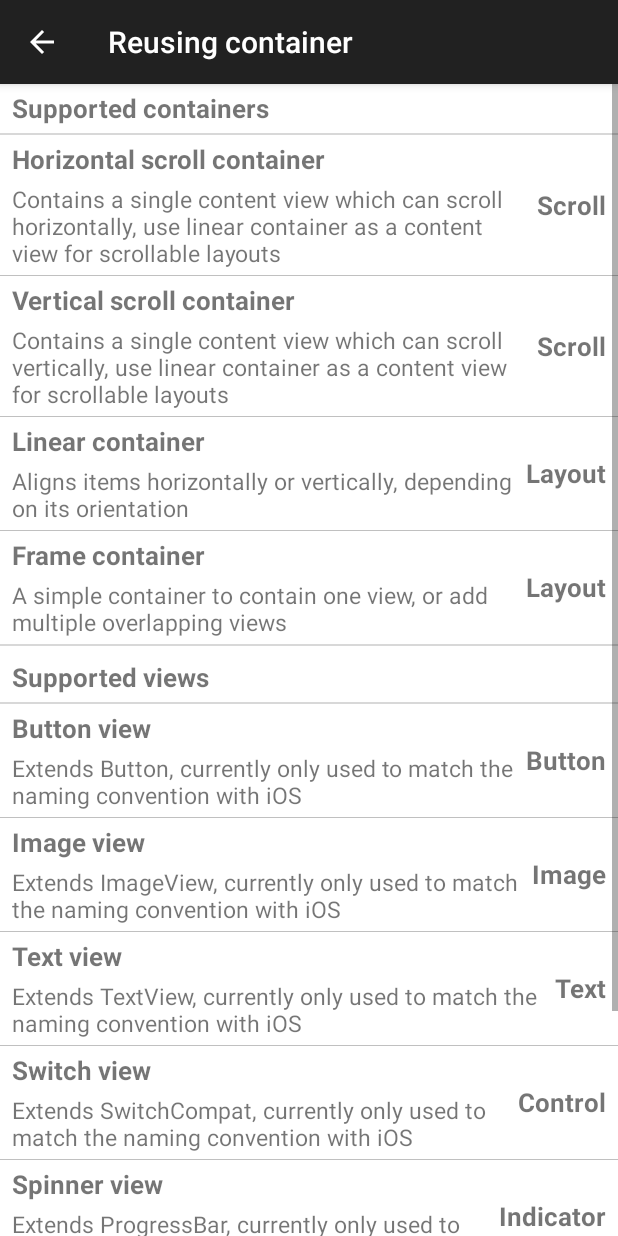
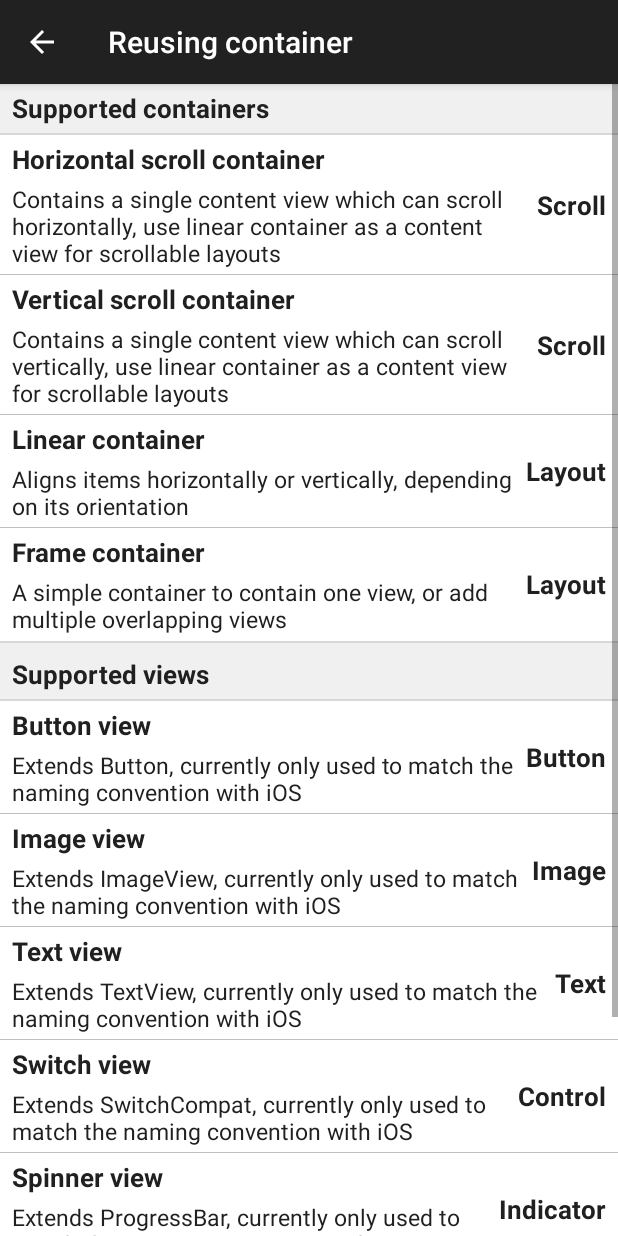
Before and after one commit to crescentflare/UniLayout, an Android app: the ReusingContainerActivity screen opened directly, with no data from a screen before it, on a phone screen of 412 x 824 dp. Run offline under Robolectric (Android 15) with nearby library versions, the phone set to English and light mode, and no system bars.

Commit message:
Polished sample a bit

```diff
--- a/UniLayoutAndroid/UniLayoutExample/src/main/java/com/crescentflare/unilayoutexample/reusingcontainer/ReusingContainerAdapter.java
+++ b/UniLayoutAndroid/UniLayoutExample/src/main/java/com/crescentflare/unilayoutexample/reusingcontainer/ReusingContainerAdapter.java
@@ -117,7 +117,6 @@ public class ReusingContainerAdapter extends UniReusingContainer.Adapter
                 ((ItemView)view).setTitle(item.getTitle());
                 ((ItemView)view).setAdditional(item.getAdditional());
                 ((ItemView)view).setValue(item.getValue());
-                ((ItemView)view).showDivider(nextItem != null && nextItem.getType() == ReusableItem.Type.Item);
                 container.getDividerView().setVisibility(nextItem == null || nextItem.getType() != ReusableItem.Type.Item ? View.GONE : View.VISIBLE);
                 break;
         }
--- a/UniLayoutAndroid/UniLayoutExample/src/main/java/com/crescentflare/unilayoutexample/reusingcontainer/views/ItemView.java
+++ b/UniLayoutAndroid/UniLayoutExample/src/main/java/com/crescentflare/unilayoutexample/reusingcontainer/views/ItemView.java
@@ -39,7 +39,6 @@ public class ItemView extends UniLinearContainer
         titleView = (TextView)findViewById(R.id.view_item_title);
         additionalView = (TextView)findViewById(R.id.view_item_additional);
         valueView = (TextView)findViewById(R.id.view_item_value);
-        divider = findViewById(R.id.view_item_divider);
     }
 
     @Override
@@ -71,9 +70,4 @@ public class ItemView extends UniLinearContainer
         valueView.setText(text);
         valueView.setVisibility(text.length() > 0 ? VISIBLE : GONE);
     }
-
-    public void showDivider(boolean show)
-    {
-        divider.setVisibility(show ? VISIBLE : GONE);
-    }
 }
--- a/UniLayoutAndroid/UniLayoutExample/src/main/java/com/crescentflare/unilayoutexample/reusingcontainer/views/SectionDividerView.java
+++ b/UniLayoutAndroid/UniLayoutExample/src/main/java/com/crescentflare/unilayoutexample/reusingcontainer/views/SectionDividerView.java
@@ -35,6 +35,7 @@ public class SectionDividerView extends UniFrameContainer
         {
             ((UniLayoutParams)lineView.getLayoutParams()).verticalGravity = 1;
         }
+        setBackgroundColor(0xfff0f0f0);
     }
 
     @Override
--- a/UniLayoutAndroid/UniLayoutExample/src/main/java/com/crescentflare/unilayoutexample/reusingcontainer/views/SectionView.java
+++ b/UniLayoutAndroid/UniLayoutExample/src/main/java/com/crescentflare/unilayoutexample/reusingcontainer/views/SectionView.java
@@ -32,6 +32,7 @@ public class SectionView extends UniFrameContainer
         int sidePadding = (int)(getResources().getDisplayMetrics().density * 8);
         LayoutInflater.from(getContext()).inflate(R.layout.view_section, this, true);
         setPadding(sidePadding, topPadding, sidePadding, 0);
+        setBackgroundColor(0xfff0f0f0);
         textView = (TextView)findViewById(R.id.view_section_text);
     }
 
--- a/UniLayoutAndroid/UniLayoutExample/src/main/res/layout/view_item.xml
+++ b/UniLayoutAndroid/UniLayoutExample/src/main/res/layout/view_item.xml
@@ -25,6 +25,7 @@
                 android:id="@+id/view_item_title"
                 android:layout_width="wrap_content"
                 android:layout_height="wrap_content"
+                android:textColor="#202020"
                 android:textSize="17sp"
                 android:textStyle="bold"/>
             <com.crescentflare.unilayout.views.UniTextView
@@ -32,6 +33,7 @@
                 android:layout_width="wrap_content"
                 android:layout_height="wrap_content"
                 android:layout_marginTop="4dp"
+                android:textColor="#202020"
                 android:textSize="15sp"/>
         </com.crescentflare.unilayout.containers.UniLinearContainer>
         <com.crescentflare.unilayout.views.UniTextView
@@ -40,13 +42,8 @@
             android:layout_height="wrap_content"
             android:layout_marginLeft="6dp"
             app:uni_gravity="center"
+            android:textColor="#202020"
             android:textSize="17sp"
             android:textStyle="bold"/>
     </com.crescentflare.unilayout.containers.UniLinearContainer>
-    <com.crescentflare.unilayout.views.UniView
-        android:id="@+id/view_item_divider"
-        android:layout_width="match_parent"
-        android:layout_height="1px"
-        android:layout_marginLeft="16dp"
-        android:background="#d8d8d8"/>
 </merge>
--- a/UniLayoutAndroid/UniLayoutExample/src/main/res/layout/view_section.xml
+++ b/UniLayoutAndroid/UniLayoutExample/src/main/res/layout/view_section.xml
@@ -11,6 +11,7 @@
         android:id="@+id/view_section_text"
         android:layout_width="match_parent"
         android:layout_height="wrap_content"
+        android:textColor="#202020"
         android:textSize="17sp"
         android:textStyle="bold"/>
 </merge>
```
